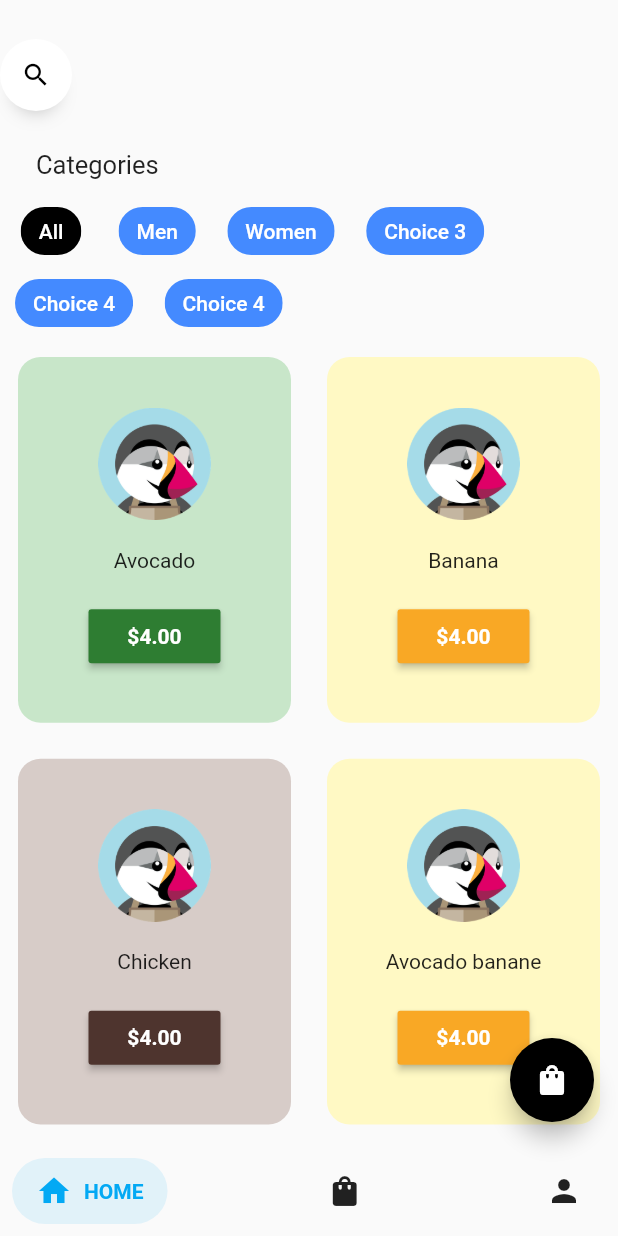
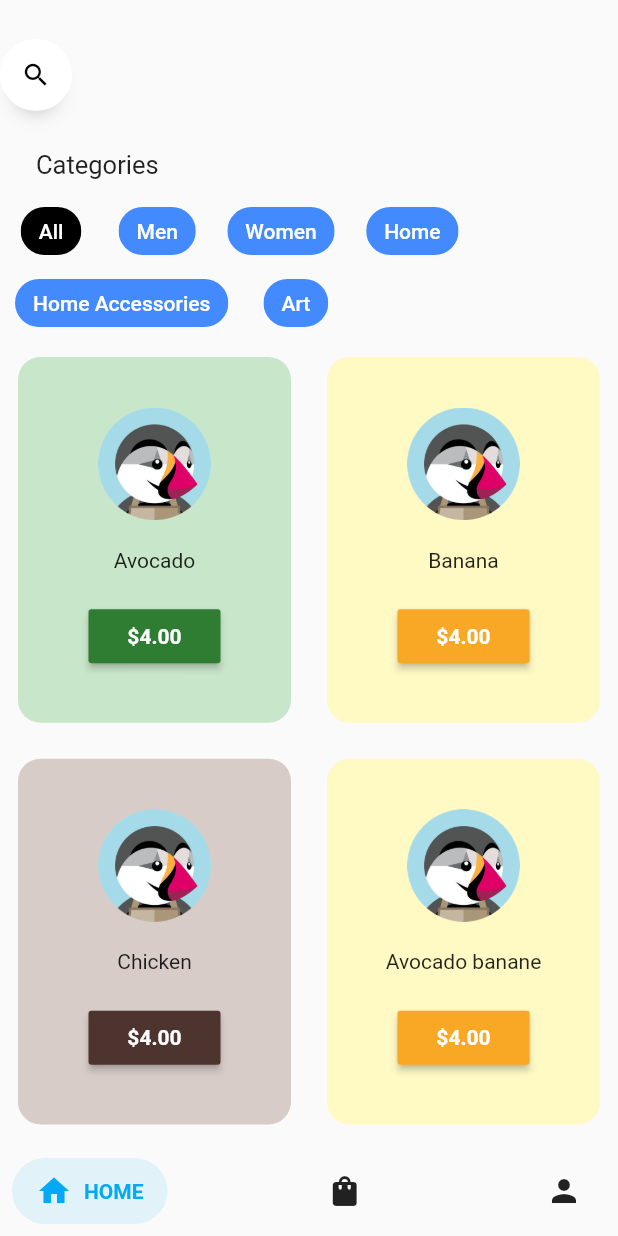
Before and after one commit to ghezal0n/PrestaShop, a Flutter app: the screen it shows after launch, after a tap on "Sign In", on a phone screen of 412 x 824 dp. Run offline on Flutter 3.47's test engine with Material 2 defaults, Android fonts, the phone set to English and light mode, and no system bars; drawn by our look-alikes of anim_search_bar; our stand-ins replace google_fonts; missing offline and left inert: animation_search_bar; network calls fail.

Commit message:
finish search

```diff
--- a/lib/pages/homePage.dart
+++ b/lib/pages/homePage.dart
@@ -34,9 +34,9 @@ class _HomeState extends State<HomePage> {
     Data("All", Colors.blueAccent),
     Data("Men", Colors.blueAccent),
     Data("Women", Colors.blueAccent),
-    Data("Choice 3", Colors.blueAccent),
-    Data("Choice 4", Colors.blueAccent),
-    Data("Choice 4", Colors.blueAccent),
+    Data("Home", Colors.blueAccent),
+    Data("Home Accessories", Colors.blueAccent),
+    Data("Art", Colors.blueAccent),
   ];
   List _searchResult = [];
   bool _firstRender = true;
@@ -44,8 +44,6 @@ class _HomeState extends State<HomePage> {
   void initState() {
     super.initState();
     controller = TextEditingController();
-
-
     //TextEditingController controller = TextEditingController();
   }
 
@@ -72,7 +70,7 @@ class _HomeState extends State<HomePage> {
   List searchItems(List items, String search) {
     List searchResult = [];
     items.forEach((element) {
-      if (element['name'].contains(search)) {
+      if ((element['name'] as String).toLowerCase().contains(search.toLowerCase())) {
         searchResult.add(element);
       }
     });
@@ -90,18 +88,6 @@ class _HomeState extends State<HomePage> {
       });
     }
     return Scaffold(
-      floatingActionButton: FloatingActionButton(
-        onPressed: () => Navigator.push(
-          context,
-          MaterialPageRoute(
-            builder: (context) {
-              return const CartPage();
-            },
-          ),
-        ),
-        backgroundColor: Colors.black,
-        child: const Icon(Icons.shopping_bag),
-      ),
       body: SafeArea(
         //const SizedBox(height: 40),
         /* const SizedBox(height: 4),
--- a/lib/pages/productDetail.dart
+++ b/lib/pages/productDetail.dart
@@ -89,7 +89,7 @@ class _ProductDetailPageState extends State<ProductDetailPage> {
           SalomonBottomBarItem(
             icon: Icon(Icons.home),
             title: Text("HOME"),
-            selectedColor: Colors.lightBlue,
+            selectedColor: Colors.blue,
           ),
           SalomonBottomBarItem(
             icon: Icon(Icons.shopping_bag),
```
